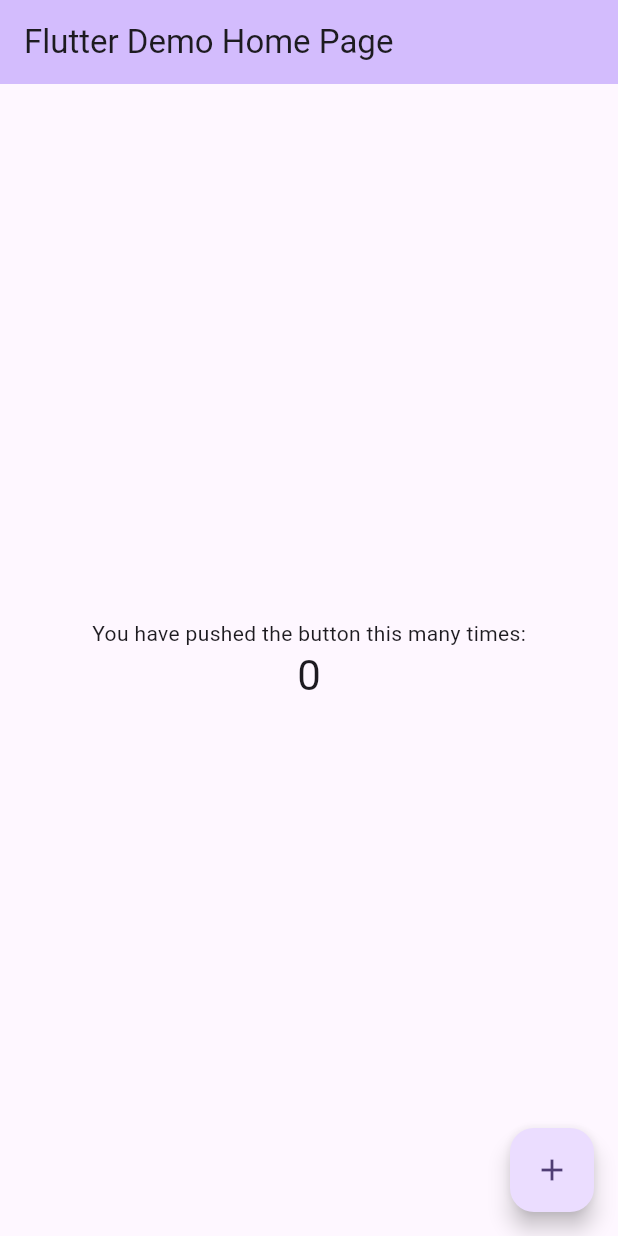
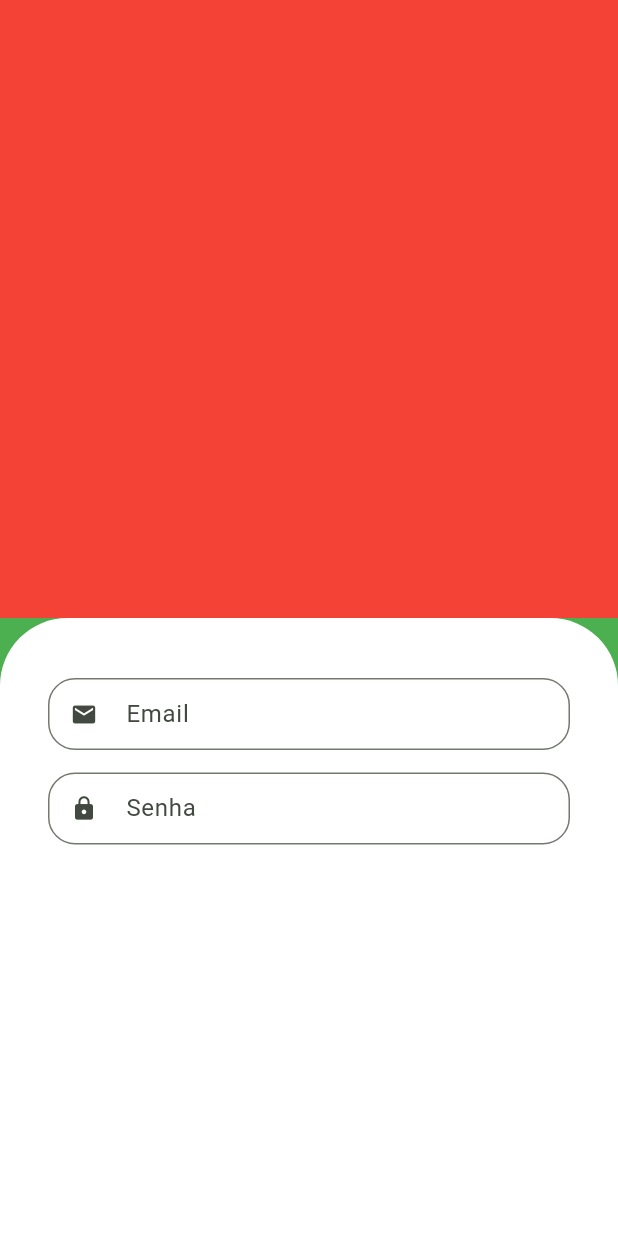
Before and after one commit to johncobain/greengrocer, a Flutter app: the screen it shows after launch, on a phone screen of 412 x 824 dp. Run offline on Flutter 3.47's test engine with Material 3 defaults, Android fonts, the phone set to English and light mode, and no system bars.

Commit message:
base sign_in_screen

```diff
--- a/lib/main.dart
+++ b/lib/main.dart
@@ -1,4 +1,5 @@
 import 'package:flutter/material.dart';
+import 'package:greengrocer/src/auth/sign_in_screen.dart';
 
 void main() {
   runApp(const MyApp());
@@ -7,119 +8,15 @@ void main() {
 class MyApp extends StatelessWidget {
   const MyApp({super.key});
 
-  // This widget is the root of your application.
   @override
   Widget build(BuildContext context) {
     return MaterialApp(
       title: 'Flutter Demo',
       theme: ThemeData(
-        // This is the theme of your application.
-        //
-        // TRY THIS: Try running your application with "flutter run". You'll see
-        // the application has a purple toolbar. Then, without quitting the app,
-        // try changing the seedColor in the colorScheme below to Colors.green
-        // and then invoke "hot reload" (save your changes or press the "hot
-        // reload" button in a Flutter-supported IDE, or press "r" if you used
-        // the command line to start the app).
-        //
-        // Notice that the counter didn't reset back to zero; the application
-        // state is not lost during the reload. To reset the state, use hot
-        // restart instead.
-        //
-        // This works for code too, not just values: Most code changes can be
-        // tested with just a hot reload.
-        colorScheme: ColorScheme.fromSeed(seedColor: Colors.deepPurple),
-        useMaterial3: true,
+        colorSchemeSeed: Colors.green,
       ),
-      home: const MyHomePage(title: 'Flutter Demo Home Page'),
+      debugShowCheckedModeBanner: false,
+      home: const SignInScreen(),
     );
   }
 }
-
-class MyHomePage extends StatefulWidget {
-  const MyHomePage({super.key, required this.title});
-
-  // This widget is the home page of your application. It is stateful, meaning
-  // that it has a State object (defined below) that contains fields that affect
-  // how it looks.
-
-  // This class is the configuration for the state. It holds the values (in this
-  // case the title) provided by the parent (in this case the App widget) and
-  // used by the build method of the State. Fields in a Widget subclass are
-  // always marked "final".
-
-  final String title;
-
-  @override
-  State<MyHomePage> createState() => _MyHomePageState();
-}
-
-class _MyHomePageState extends State<MyHomePage> {
-  int _counter = 0;
-
-  void _incrementCounter() {
-    setState(() {
-      // This call to setState tells the Flutter framework that something has
-      // changed in this State, which causes it to rerun the build method below
-      // so that the display can reflect the updated values. If we changed
-      // _counter without calling setState(), then the build method would not be
-      // called again, and so nothing would appear to happen.
-      _counter++;
-    });
-  }
-
-  @override
-  Widget build(BuildContext context) {
-    // This method is rerun every time setState is called, for instance as done
-    // by the _incrementCounter method above.
-    //
-    // The Flutter framework has been optimized to make rerunning build methods
-    // fast, so that you can just rebuild anything that needs updating rather
-    // than having to individually change instances of widgets.
-    return Scaffold(
-      appBar: AppBar(
-        // TRY THIS: Try changing the color here to a specific color (to
-        // Colors.amber, perhaps?) and trigger a hot reload to see the AppBar
-        // change color while the other colors stay the same.
-        backgroundColor: Theme.of(context).colorScheme.inversePrimary,
-        // Here we take the value from the MyHomePage object that was created by
-        // the App.build method, and use it to set our appbar title.
-        title: Text(widget.title),
-      ),
-      body: Center(
-        // Center is a layout widget. It takes a single child and positions it
-        // in the middle of the parent.
-        child: Column(
-          // Column is also a layout widget. It takes a list of children and
-          // arranges them vertically. By default, it sizes itself to fit its
-          // children horizontally, and tries to be as tall as its parent.
-          //
-          // Column has various properties to control how it sizes itself and
-          // how it positions its children. Here we use mainAxisAlignment to
-          // center the children vertically; the main axis here is the vertical
-          // axis because Columns are vertical (the cross axis would be
-          // horizontal).
-          //
-          // TRY THIS: Invoke "debug painting" (choose the "Toggle Debug Paint"
-          // action in the IDE, or press "p" in the console), to see the
-          // wireframe for each widget.
-          mainAxisAlignment: MainAxisAlignment.center,
-          children: <Widget>[
-            const Text(
-              'You have pushed the button this many times:',
-            ),
-            Text(
-              '$_counter',
-              style: Theme.of(context).textTheme.headlineMedium,
-            ),
-          ],
-        ),
-      ),
-      floatingActionButton: FloatingActionButton(
-        onPressed: _incrementCounter,
-        tooltip: 'Increment',
-        child: const Icon(Icons.add),
-      ), // This trailing comma makes auto-formatting nicer for build methods.
-    );
-  }
-}
--- /dev/null
+++ b/lib/src/auth/components/custom_text_field.dart
@@ -0,0 +1,32 @@
+import 'package:flutter/material.dart';
+
+class CustomTextField extends StatelessWidget {
+  final IconData icon;
+  final String label;
+  final bool isObscure;
+
+  const CustomTextField({
+    super.key,
+    required this.icon,
+    required this.label,
+    this.isObscure = false,
+  });
+
+  @override
+  Widget build(BuildContext context) {
+    return Padding(
+      padding: const EdgeInsets.only(bottom: 15),
+      child: TextFormField(
+        obscureText: isObscure,
+        decoration: InputDecoration(
+          prefixIcon: Icon(icon),
+          labelText: label,
+          isDense: true,
+          border: OutlineInputBorder(
+            borderRadius: BorderRadius.circular(18),
+          ),
+        ),
+      ),
+    );
+  }
+}
--- /dev/null
+++ b/lib/src/auth/sign_in_screen.dart
@@ -0,0 +1,53 @@
+import 'package:flutter/material.dart';
+import 'package:greengrocer/src/auth/components/custom_text_field.dart';
+
+class SignInScreen extends StatelessWidget {
+  const SignInScreen({super.key});
+
+  @override
+  Widget build(BuildContext context) {
+    return Scaffold(
+      backgroundColor: Colors.green,
+      body: Column(
+        children: [
+          Expanded(
+            child: Container(
+              color: Colors.red
+            ),
+          ),
+          Expanded(
+            child: Container(
+              padding: const EdgeInsets.symmetric(
+                horizontal: 32,
+                vertical: 40
+              ),
+              decoration: const BoxDecoration(
+
+                color: Colors.white,
+
+                borderRadius: BorderRadius.vertical(
+                  top: Radius.circular(45)
+                ),
+              ),
+              child: const Column(
+                children: [
+                  //email
+                  CustomTextField(
+                    icon: Icons.email,
+                    label: 'Email',
+                  ),
+                  //senha
+                  CustomTextField(
+                    icon: Icons.lock,
+                    label: 'Senha',
+                    isObscure: true,
+                  ),
+                ],
+              ),
+            ),
+          ),
+        ],
+        ),
+    );
+  }
+}
```
